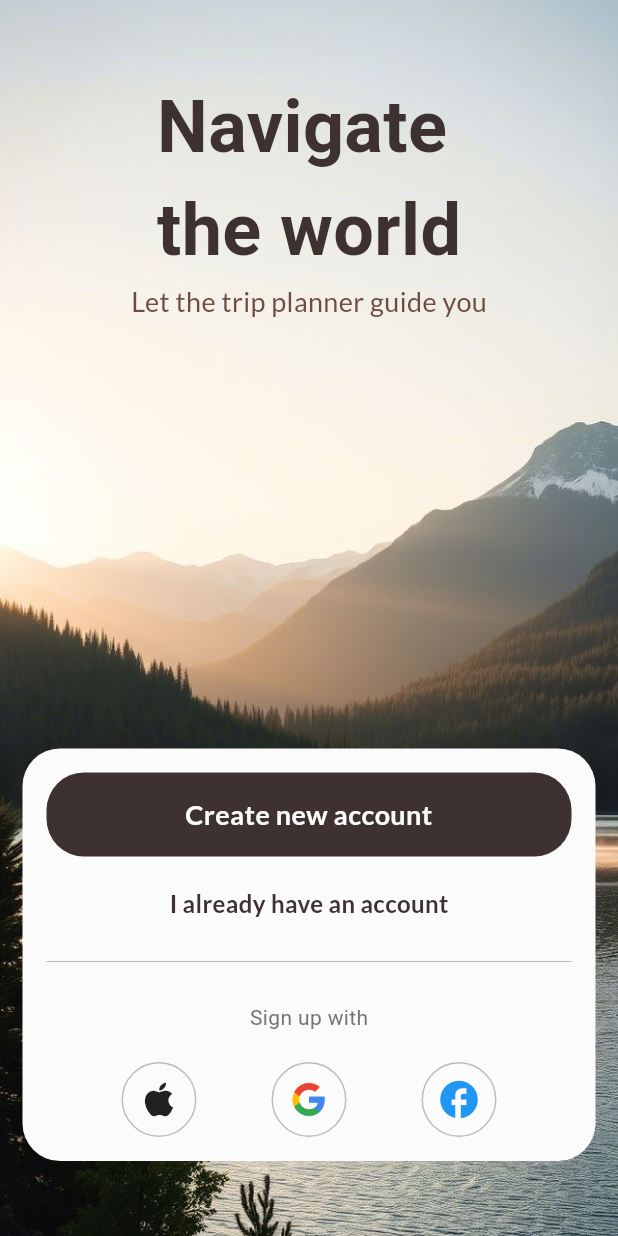
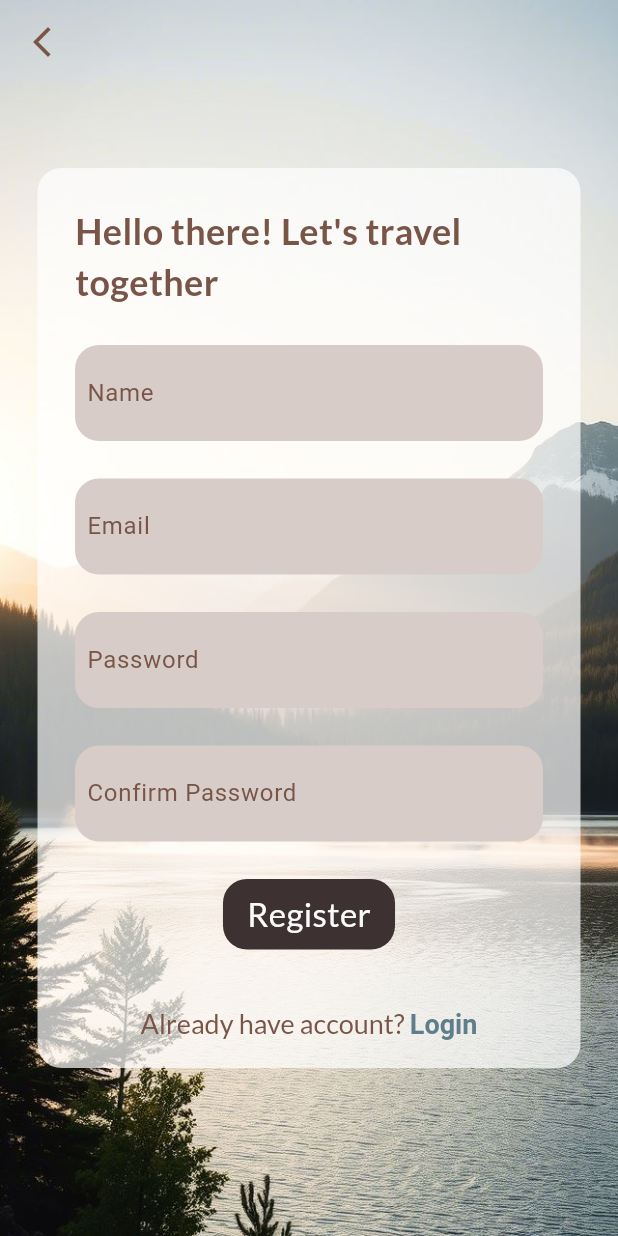
Before and after one commit to MuathIT/Travel-App, a Flutter app: the SplashPage screen opened directly, after a tap on "Create new account", on a phone screen of 412 x 824 dp. Run offline on Flutter 3.47's test engine with Material 3 defaults, Android fonts, the phone set to English and light mode, and no system bars; our stand-ins replace bloc, cloud_firestore, curved_navigation_bar, firebase_auth, firebase_core, flutter_bloc and 2 more; accounts and stored records are empty.

Commit message:
auth pages (register & login),  firebase auth & DB, save the user login in local storage, auth cubit, all of these has been added

```diff
--- /dev/null
+++ b/devtools_options.yaml
@@ -0,0 +1,3 @@
+description: This file stores settings for Dart & Flutter DevTools.
+documentation: https://docs.flutter.dev/tools/devtools/extensions#configure-extension-enablement-states
+extensions:
--- /dev/null
+++ b/lib/controllers/auth/auth_controller.dart
@@ -0,0 +1,63 @@
+
+
+
+// -------- auth states --------
+
+import 'package:bloc/bloc.dart';
+import 'package:cloud_firestore/cloud_firestore.dart';
+import 'package:firebase_auth/firebase_auth.dart';
+import 'package:travel_app/core/data/shared_preference.dart';
+
+abstract class AuthState {}
+
+class AuthInitial extends AuthState {}
+
+class AuthLoading extends AuthState {}
+
+class AuthSuccess extends AuthState {}
+
+class AuthFailure extends AuthState {
+  final String failureMessage;
+  AuthFailure(this.failureMessage);
+}
+
+// -------- auth cubit --------
+
+class AuthCubit extends Cubit<AuthState> {
+  AuthCubit() : super (AuthInitial());
+
+  // register method.
+  Future<void> register (String name, String email, String password) async{
+    emit (AuthLoading());
+    try {
+      // register the user.
+      await FirebaseAuth.instance.createUserWithEmailAndPassword(email: email, password: password);
+      // save the user data in a document.
+      await FirebaseFirestore.instance.collection('users').add(
+        {
+          'name' : name,
+          'email' : email,
+          'avatar' : ''
+        }
+      );
+      emit(AuthSuccess());
+      SharedPreferenceHelper().setString('uEmail', email);
+    } on FirebaseAuthException catch (e) {
+      emit (AuthFailure('Error: $e'));
+    }
+  }
+
+  // login method.
+  Future<void> login (String email, String password) async{
+    emit (AuthLoading());
+
+    try {
+      // login the user.
+      await FirebaseAuth.instance.signInWithEmailAndPassword(email: email, password: password);
+      emit(AuthSuccess());
+      SharedPreferenceHelper().setString('uEmail', email);
+    } on FirebaseAuthException catch (e) {
+      emit (AuthFailure('Error: $e'));
+    }
+  }
+}
--- /dev/null
+++ b/lib/core/data/shared_preference.dart
@@ -0,0 +1,27 @@
+
+
+
+import 'package:shared_preferences/shared_preferences.dart';
+
+class SharedPreferenceHelper {
+  static final SharedPreferenceHelper _instance = SharedPreferenceHelper._internal(); // This line put every new object from this class in the same memory place.
+
+  late SharedPreferences _prefs;
+
+  SharedPreferenceHelper._internal();
+
+  factory SharedPreferenceHelper() => _instance; // factory => مصنع , this line makes each object defined from this class takes the _instance place in the memory.
+
+  Future<void> init() async{
+    _prefs = await SharedPreferences.getInstance();
+  }
+
+  String? getString(String key){ // String? means this function could return string or null.
+    return _prefs.getString(key);
+  }
+
+  Future<void> setString(String key, String value) => _prefs.setString(key, value);
+
+  Future<void> clear() => _prefs.clear();
+
+}
--- /dev/null
+++ b/lib/pages/auth/auth_page.dart
@@ -0,0 +1,81 @@
+import 'package:flutter/material.dart';
+import 'package:flutter_bloc/flutter_bloc.dart';
+import 'package:travel_app/controllers/auth/auth_controller.dart';
+import 'package:travel_app/pages/home_page.dart';
+
+class AuthPage extends StatelessWidget {
+  final double? height;
+  final Widget child;
+  const AuthPage({super.key, this.height = 600, required this.child});
+
+  @override
+  Widget build(BuildContext context) {
+    return Scaffold(
+      floatingActionButton: Padding(
+        padding: const EdgeInsets.all(20.0),
+        child: Align(
+          alignment: Alignment.topLeft,
+          child: FloatingActionButton.small(
+            elevation: 0,
+            hoverElevation: 0,
+            highlightElevation: 0,
+            backgroundColor: Colors.transparent,
+            hoverColor: Colors.transparent,
+            splashColor: Colors.transparent,
+            foregroundColor: Colors.brown,
+            onPressed: () {
+              // pop to splash page.
+              Navigator.pop(context);
+            },
+            child: Icon(Icons.arrow_back_ios_new),
+          ),
+        ),
+      ),
+      body: BlocListener<AuthCubit, AuthState>(
+        listener: (context, state) {
+          if (state is AuthLoading){
+            const Center(child: CircularProgressIndicator());
+          }
+          else if (state is AuthSuccess){
+            // navigate to home page.
+            Navigator.of(context).pushReplacement(
+              MaterialPageRoute(builder: (_) => HomePage())
+            );
+          }
+          else if (state is AuthFailure){
+            ScaffoldMessenger.of(context).showSnackBar(
+              SnackBar(
+                backgroundColor: Colors.redAccent,
+                content: Text(state.failureMessage),
+                duration: Duration(milliseconds: 900),
+              )
+            );
+          }
+        },
+        child: Container(
+          decoration: BoxDecoration(
+            image: DecorationImage(
+              image: AssetImage('assets/images/background1.jpeg'),
+              fit: BoxFit.cover,
+            ),
+          ),
+          child: Center(
+            child: Padding(
+              padding: const EdgeInsets.symmetric(horizontal: 25),
+              child: Container(
+                height: height,
+                width: double.infinity,
+                padding: EdgeInsets.all(25),
+                decoration: BoxDecoration(
+                  borderRadius: BorderRadius.circular(16),
+                  color: Colors.white70,
+                ),
+                child: child,
+              ),
+            ),
+          ),
+        ),
+      ),
+    );
+  }
+}
--- /dev/null
+++ b/lib/pages/auth/register_page.dart
@@ -0,0 +1,121 @@
+import 'package:flutter/material.dart';
+import 'package:flutter_bloc/flutter_bloc.dart';
+import 'package:google_fonts/google_fonts.dart';
+import 'package:travel_app/controllers/auth/auth_controller.dart';
+import 'package:travel_app/pages/auth/auth_page.dart';
+import 'package:travel_app/pages/auth/login_page.dart';
+import 'package:travel_app/pages/auth/widgets/auth_button.dart';
+import 'package:travel_app/pages/auth/widgets/auth_text_field.dart';
+
+class RegisterPage extends StatelessWidget {
+  RegisterPage({super.key});
+
+  // text controllers.
+  final TextEditingController _nameController = TextEditingController();
+  final TextEditingController _emailController = TextEditingController();
+  final TextEditingController _pwdController = TextEditingController();
+  final TextEditingController _confirmPwdController = TextEditingController();
+
+  // this method will confirm the passwords are same.
+  bool confirmPasswords (){
+    return _pwdController.text.trim() == _confirmPwdController.text.trim();
+  }
+
+
+
+  @override
+  Widget build(BuildContext context) {
+    return AuthPage(
+      child: Column(
+        mainAxisAlignment: MainAxisAlignment.center,
+        children: [
+          // greet the user.
+          Text(
+            "Hello there! Let's travel together",
+            style: GoogleFonts.lato(
+              color: Colors.brown,
+              fontSize: 24,
+              fontWeight: FontWeight.bold,
+            ),
+          ),
+          const SizedBox(height: 25),
+
+          // name text field.
+          AuthTextField(
+            controller: _nameController,
+            labelText: 'Name',
+            hintText: 'Type your name..',
+          ),
+          const SizedBox(height: 25),
+
+          // email text field.
+          AuthTextField(
+            controller: _emailController,
+            labelText: 'Email',
+            hintText: 'Type your email..',
+          ),
+          const SizedBox(height: 25),
+
+          // password text field.
+          AuthTextField(
+            controller: _pwdController,
+            labelText: 'Password',
+            hintText: 'Type your password..',
+            obscureText: true,
+          ),
+          const SizedBox(height: 25),
+
+          // confirm password text field.
+          AuthTextField(
+            controller: _confirmPwdController,
+            labelText: 'Confirm Password',
+            obscureText: true,
+          ),
+          const SizedBox(height: 25),
+
+          // register button.
+          GestureDetector(
+            onTap: () {
+              // check if passwords are same.
+              if (confirmPasswords()){
+                // try to register the user.
+                context.read<AuthCubit>().register(
+                  _nameController.text.trim().toUpperCase(),
+                  _emailController.text.trim(),
+                  _pwdController.text.trim(),
+                );
+              }
+            },
+            child: const AuthButton(text: 'Register'),
+          ),
+          const SizedBox(height: 25),
+
+          // already have account? button.
+          TextButton(
+            onPressed: () {
+              // navigate to login page.
+              Navigator.of(context).pushReplacement(
+                MaterialPageRoute(builder: (_) => LoginPage()),
+              );
+            },
+            child: RichText(
+              text: TextSpan(
+                style: GoogleFonts.lato(color: Colors.brown, fontSize: 18),
+                children: [
+                  TextSpan(text: "Already have account? "),
+                  TextSpan(
+                    text: "Login",
+                    style: TextStyle(
+                      color: Colors.blueGrey,
+                      fontWeight: FontWeight.bold,
+                    ),
+                  ),
+                ],
+              ),
+            ),
+          ),
+        ],
+      ),
+    );
+  }
+}
--- /dev/null
+++ b/lib/pages/auth/widgets/auth_button.dart
@@ -0,0 +1,29 @@
+
+
+import 'package:flutter/material.dart';
+import 'package:google_fonts/google_fonts.dart';
+import 'package:travel_app/core/colors.dart';
+
+class AuthButton extends StatelessWidget {
+  final String text;
+  const AuthButton({super.key, required this.text});
+
+  @override
+  Widget build(BuildContext context) {
+    return Container(
+      padding: EdgeInsets.symmetric(horizontal: 16, vertical: 8),
+      decoration: BoxDecoration(
+        color: ColorsManager.darkBrown,
+        borderRadius: BorderRadius.circular(16),
+      ),
+      child: Text(
+        text,
+        style: GoogleFonts.lato(
+          color: ColorsManager.white,
+          fontSize: 22,
+          // fontWeight: FontWeight.bold
+        ),
+      ),
+    );
+  }
+}
--- /dev/null
+++ b/lib/pages/auth/widgets/auth_text_field.dart
@@ -0,0 +1,52 @@
+
+
+
+import 'package:flutter/material.dart';
+import 'package:travel_app/core/colors.dart';
+
+class AuthTextField extends StatelessWidget {
+  final TextEditingController? controller;
+  final String? labelText;
+  final String? hintText;
+  final bool obscureText;
+
+  const AuthTextField({
+    super.key,
+    required this.controller,
+    required this.labelText,
+    this.hintText,
+    this.obscureText = false,
+  });
+
+  @override
+  Widget build(BuildContext context) {
+
+    return Container(
+      width: double.infinity,
+      padding: EdgeInsets.symmetric(horizontal: 8, vertical: 4),
+      decoration: BoxDecoration(
+        color: Colors.brown[100],
+        borderRadius: BorderRadius.circular(16),
+      ),
+      child: TextField(
+        controller: controller,
+        obscureText: obscureText,
+        decoration: InputDecoration(
+          border: InputBorder.none,
+          labelText: labelText,
+          labelStyle: TextStyle(
+            color: Colors.brown
+          ),
+          hintText: hintText,
+          hintStyle: TextStyle(
+            color: Colors.brown[300]
+          )
+        ),
+        cursorColor: Colors.brown[400],
+        style: TextStyle(
+          color: ColorsManager.darkBrown
+        ),
+      ),
+    );
+  }
+}
--- a/lib/pages/splash_page.dart
+++ b/lib/pages/splash_page.dart
@@ -3,6 +3,8 @@
 import 'package:flutter/material.dart';
 import 'package:google_fonts/google_fonts.dart';
 import 'package:travel_app/core/colors.dart';
+import 'package:travel_app/pages/auth/login_page.dart';
+import 'package:travel_app/pages/auth/register_page.dart';
 
 class SplashPage extends StatelessWidget {
   const SplashPage({super.key});
@@ -53,7 +55,13 @@ class SplashPage extends StatelessWidget {
                     children: [
                       // create new account button.
                       GestureDetector(
-                        onTap: () {},
+                        onTap: () {
+                          // navigate to register page.
+                          Navigator.push(
+                            context,
+                            MaterialPageRoute(builder: (_) => RegisterPage())
+                          );
+                        },
                         child: Container(
                           width: double.infinity,
                           padding: EdgeInsets.all(15),
@@ -75,7 +83,13 @@ class SplashPage extends StatelessWidget {
 
                       // i already have an account button.
                       GestureDetector(
-                        onTap: () {},
+                        onTap: () {
+                          // navigate to login page.
+                          Navigator.push(
+                            context,
+                            MaterialPageRoute(builder: (_) => LoginPage())
+                          );
+                        },
                         child: Text(
                           'I already have an account',
                           style: GoogleFonts.lato(
```
Also changed, not shown: lib/main.dart (+34 -4 lines), lib/pages/auth/login_page.dart (added, +99 -0 lines), lib/pages/home_page.dart (+39 -4 lines), lib/pages/trip_details_page.dart (added, +22 -0 lines), pubspec.yaml (+7 -0 lines), firebase.json (added), lib/firebase_options.dart (added), pubspec.lock, 10 other files.
